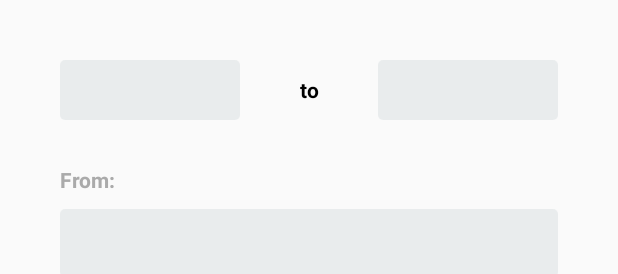
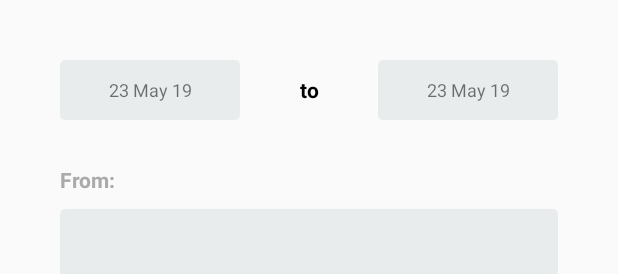
Before and after one commit to fashbot/flight_checker_app, an Android app: the layout round_trip_fragment.xml on its own in the app's theme, with its tools: preview values and no code run, on a phone screen of 412 x 824 dp. Shown: the top 274 px of the screen. Run offline under Robolectric (Android 15) with nearby library versions, the phone set to English and light mode, and no system bars.

Commit message:
Add Book Flight Date Picker Dialog and Format Text on date selection

```diff
--- a/app/build.gradle
+++ b/app/build.gradle
@@ -5,6 +5,7 @@ apply plugin: 'kotlin-android'
 apply plugin: 'kotlin-android-extensions'
 
 android {
+    dataBinding.enabled = true
     compileSdkVersion 28
     defaultConfig {
         applicationId "yass.stephanie.com.flight_checker"
--- a/app/src/main/AndroidManifest.xml
+++ b/app/src/main/AndroidManifest.xml
@@ -11,7 +11,7 @@
             android:theme="@style/HiddenTitleTheme">
         <activity
                 android:name=".SplashActivity"
-                android:label="@string/title_activity_splash"
+                android:label="@string/app_name"
                 android:theme="@style/SplashTheme">
             <intent-filter>
                 <action android:name="android.intent.action.MAIN"/>
@@ -24,8 +24,6 @@
                 android:label="@string/app_name"
                 android:theme="@style/HiddenTitleTheme">
         </activity>
-        <activity android:name=".MainActivity2">
-        </activity>
     </application>
 
 </manifest>
--- a/app/src/main/java/yass/stephanie/com/flight_checker/ui/findfragment/FindFlightsFragment.kt
+++ b/app/src/main/java/yass/stephanie/com/flight_checker/ui/findfragment/FindFlightsFragment.kt
@@ -26,9 +26,12 @@ class FindFlightsFragment : Fragment() {
         return view
     }
 
+
     override fun onActivityCreated(savedInstanceState: Bundle?) {
         super.onActivityCreated(savedInstanceState)
         viewModel = ViewModelProviders.of(this).get(FindFlightsViewModel::class.java)
         // TODO: Use the ViewModel
     }
+
+
 }
--- a/app/src/main/res/layout/round_trip_fragment.xml
+++ b/app/src/main/res/layout/round_trip_fragment.xml
@@ -2,7 +2,8 @@
 <android.support.constraint.ConstraintLayout
         xmlns:android="http://schemas.android.com/apk/res/android"
         xmlns:app="http://schemas.android.com/apk/res-auto"
-        android:layout_width="match_parent" android:layout_height="match_parent"
+        xmlns:tools="http://schemas.android.com/tools" android:layout_width="match_parent"
+        android:layout_height="match_parent"
         android:layout_margin="40dp"
         android:layout_marginTop="100dp">
 
@@ -10,6 +11,10 @@
             android:id="@+id/round_trip_from_spinner"
             android:layout_width="120dp"
             app:layout_constraintTop_toTopOf="parent"
+            android:textAlignment="center"
+            android:gravity="center"
+            tools:text="23 May 19"
+            android:textSize="12dp"
             android:background="@drawable/ic_spinner_background"
             app:layout_constraintStart_toStartOf="parent"
             android:layout_height="40dp"/>
@@ -34,6 +39,11 @@
             app:layout_constraintTop_toTopOf="parent"
             android:background="@drawable/ic_spinner_background"
             app:layout_constraintEnd_toEndOf="parent"
+            android:textAlignment="center"
+            android:gravity="center"
+            tools:text="23 May 19"
+            android:textSize="12dp"
+
             android:layout_height="40dp"/>
 
     <include
@@ -41,7 +51,7 @@
             android:layout_marginTop="30dp"
             android:layout_height="wrap_content"
             app:layout_constraintTop_toBottomOf="@id/round_trip_to_spinner"
-            layout="@layout/round_trip_select_destination_fragment" />
+            layout="@layout/round_trip_select_destination_fragment"/>
 
 
 </android.support.constraint.ConstraintLayout>
--- a/app/src/main/res/values/colors.xml
+++ b/app/src/main/res/values/colors.xml
@@ -5,5 +5,7 @@
     <color name="colorAccent">#D81B60</color>
     <color name="navigationBackgroundColor">#FFBD24</color>
     <color name="mainActivityBackgroundColor">#22A7F0</color>
+    <color name="white">#FFFFFF</color>
+
 
 </resources>
--- a/app/src/main/res/values/strings.xml
+++ b/app/src/main/res/values/strings.xml
@@ -6,7 +6,7 @@
     <string name="title_my_flights">My flight</string>
     <string name="title_find_flights">Find flights</string>
     <string name="title_favourites">Favourites</string>
-    <string name="title_activity_splash">SplashActivity</string>
+    <string name="title_activity_splash">Flight Checker</string>
     <string name="title_book_flights">Book \nFlights</string>
     <string name="round_trip">Round Trip</string>
     <string name="one_way">One Way</string>
```
Also changed, not shown: app/src/main/java/yass/stephanie/com/flight_checker/ui/findfragment/DatePickerFragment.kt (added, +52 -0 lines), app/src/main/java/yass/stephanie/com/flight_checker/ui/findfragment/RoundTripFragment.kt (+29 -4 lines), app/src/main/java/yass/stephanie/com/flight_checker/ui/findfragment/RoundTripViewModel.kt (+10 -0 lines), app/src/main/res/drawable/ic_selected_spinner_background.xml (added, +8 -0 lines).
